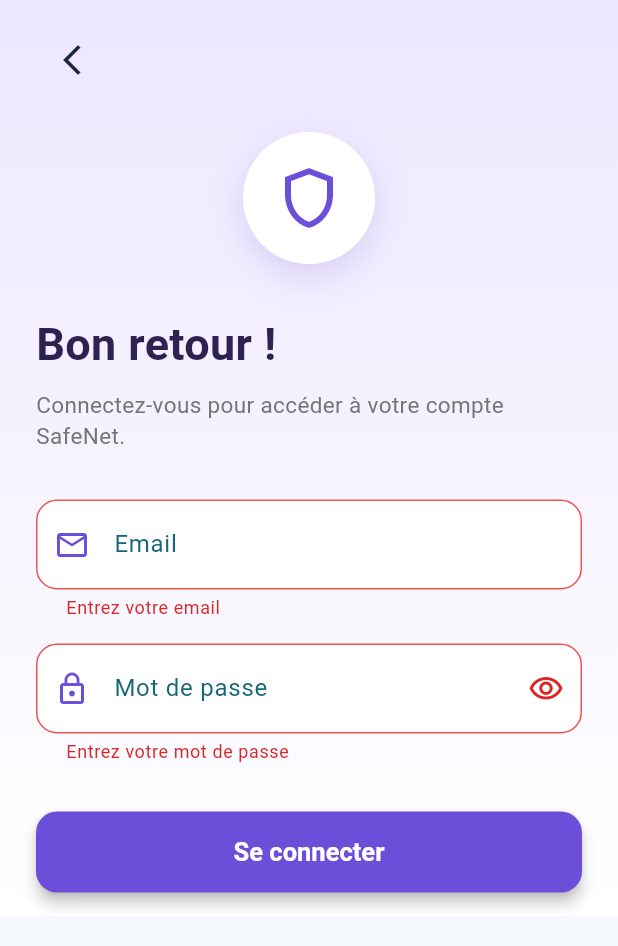
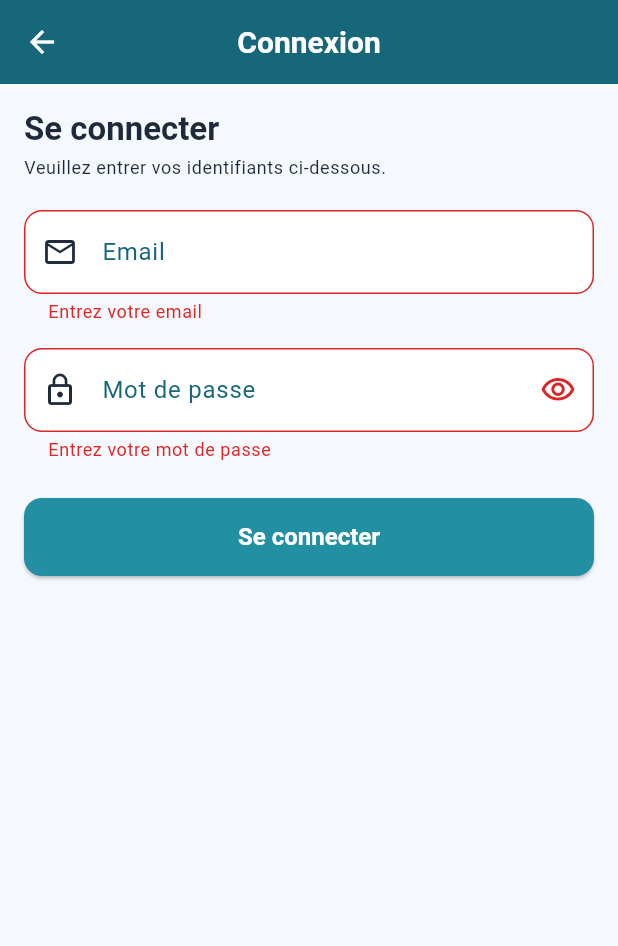
Before and after one commit to studytakwa/SafeNet, a Flutter app: the ConnexionPage screen opened directly, after a tap on "Se connecter", on a phone screen of 412 x 824 dp. Shown: the top 946 px of the screen. Run offline on Flutter 3.47's test engine with Material 3 defaults, Android fonts, the phone set to English and light mode, and no system bars; our stand-ins replace camera, cloud_firestore, cloud_functions, firebase_auth, firebase_core; missing offline and left inert: google_mlkit_face_detection; accounts and stored records are empty.

Commit message:
Page de connexion alignée sur le thème

```diff
--- a/lib/authentification/connexion.dart
+++ b/lib/authentification/connexion.dart
@@ -9,8 +9,6 @@ class ConnexionPage extends StatefulWidget {
 }
 
 class _EtatConnexion extends State<ConnexionPage> {
-  static const Color _couleurPrincipale = Color(0xFF6C4FD8);
-
   final _cleFormulaire = GlobalKey<FormState>();
   final _ctrlEmail = TextEditingController();
   final _ctrlMotDePasse = TextEditingController();
@@ -59,114 +57,44 @@ class _EtatConnexion extends State<ConnexionPage> {
       }
       if (!mounted) return;
       ScaffoldMessenger.of(context).showSnackBar(
-        SnackBar(
-          content: Text(message),
-          backgroundColor: Colors.red.shade400,
-          behavior: SnackBarBehavior.floating,
-        ),
+        SnackBar(content: Text(message)),
       );
     } finally {
       if (mounted) setState(() => _chargement = false);
     }
   }
 
-  InputDecoration _decoration(String label, IconData icone, {Widget? suffixe}) {
-    return InputDecoration(
-      labelText: label,
-      prefixIcon: Icon(icone, color: _couleurPrincipale),
-      suffixIcon: suffixe,
-      filled: true,
-      fillColor: Colors.white,
-      contentPadding: const EdgeInsets.symmetric(vertical: 18, horizontal: 16),
-      border: OutlineInputBorder(
-        borderRadius: BorderRadius.circular(14),
-        borderSide: BorderSide.none,
-      ),
-      enabledBorder: OutlineInputBorder(
-        borderRadius: BorderRadius.circular(14),
-        borderSide: BorderSide(color: Colors.grey.shade300),
-      ),
-      focusedBorder: OutlineInputBorder(
-        borderRadius: BorderRadius.circular(14),
-        borderSide: const BorderSide(color: _couleurPrincipale, width: 2),
-      ),
-      errorBorder: OutlineInputBorder(
-        borderRadius: BorderRadius.circular(14),
-        borderSide: BorderSide(color: Colors.red.shade400),
-      ),
-      focusedErrorBorder: OutlineInputBorder(
-        borderRadius: BorderRadius.circular(14),
-        borderSide: BorderSide(color: Colors.red.shade400, width: 2),
-      ),
-    );
-  }
-
   @override
   Widget build(BuildContext context) {
     return Scaffold(
-      body: Container(
-        width: double.infinity,
-        decoration: const BoxDecoration(
-          gradient: LinearGradient(
-            begin: Alignment.topCenter,
-            end: Alignment.bottomCenter,
-            colors: [Color(0xFFEDE7FF), Colors.white],
-          ),
-        ),
-        child: SafeArea(
-          child: SingleChildScrollView(
-            padding: const EdgeInsets.symmetric(horizontal: 24, vertical: 16),
+      appBar: AppBar(title: const Text('Connexion')),
+      body: SingleChildScrollView(
+        padding: const EdgeInsets.all(16),
         child: Form(
           key: _cleFormulaire,
           child: Column(
             crossAxisAlignment: CrossAxisAlignment.start,
             children: [
-                  IconButton(
-                    onPressed: () => Navigator.pop(context),
-                    icon: const Icon(Icons.arrow_back_ios_new),
-                  ),
-                  const SizedBox(height: 24),
-                  Center(
-                    child: Container(
-                      padding: const EdgeInsets.all(20),
-                      decoration: BoxDecoration(
-                        color: Colors.white,
-                        shape: BoxShape.circle,
-                        boxShadow: [
-                          BoxShadow(
-                            color: _couleurPrincipale.withOpacity(0.2),
-                            blurRadius: 20,
-                            offset: const Offset(0, 8),
-                          ),
-                        ],
-                      ),
-                      child: const Icon(
-                        Icons.shield_outlined,
-                        size: 48,
-                        color: _couleurPrincipale,
+              Text(
+                'Se connecter',
+                style: Theme.of(context).textTheme.titleLarge?.copyWith(
+                  fontWeight: FontWeight.bold,
                 ),
               ),
+              const SizedBox(height: 4),
+              Text(
+                'Veuillez entrer vos identifiants ci-dessous.',
+                style: Theme.of(context).textTheme.bodySmall,
               ),
-                  const SizedBox(height: 32),
-                  const Text(
-                    'Bon retour !',
-                    style: TextStyle(
-                      fontSize: 30,
-                      fontWeight: FontWeight.bold,
-                      color: Color(0xFF2D2250),
-                    ),
-                  ),
-                  const SizedBox(height: 8),
-                  Text(
-                    'Connectez-vous pour accéder à votre compte SafeNet.',
-                    style: TextStyle(fontSize: 15, color: Colors.grey.shade600),
-                  ),
-                  const SizedBox(height: 32),
+              const SizedBox(height: 20),
               TextFormField(
                 controller: _ctrlEmail,
                 keyboardType: TextInputType.emailAddress,
                 textInputAction: TextInputAction.next,
-                    decoration: _decoration('Email', Icons.email_outlined),
+                decoration: const InputDecoration(
+                  labelText: 'Email',
+                  prefixIcon: Icon(Icons.email_outlined),
+                ),
                 validator: (v) {
                   if (v == null || v.trim().isEmpty) {
                     return 'Entrez votre email';
@@ -184,10 +112,10 @@ class _EtatConnexion extends State<ConnexionPage> {
                 obscureText: _masquerMotDePasse,
                 textInputAction: TextInputAction.done,
                 onFieldSubmitted: (_) => _seConnecter(),
-                    decoration: _decoration(
-                      'Mot de passe',
-                      Icons.lock_outline,
-                      suffixe: IconButton(
+                decoration: InputDecoration(
+                  labelText: 'Mot de passe',
+                  prefixIcon: const Icon(Icons.lock_outline),
+                  suffixIcon: IconButton(
                     icon: Icon(_masquerMotDePasse
                         ? Icons.visibility_outlined
                         : Icons.visibility_off_outlined),
@@ -199,20 +127,12 @@ class _EtatConnexion extends State<ConnexionPage> {
                     ? 'Entrez votre mot de passe'
                     : null,
               ),
-                  const SizedBox(height: 32),
+              const SizedBox(height: 24),
               SizedBox(
                 width: double.infinity,
-                    height: 54,
+                height: 52,
                 child: ElevatedButton(
                   onPressed: _chargement ? null : _seConnecter,
-                      style: ElevatedButton.styleFrom(
-                        backgroundColor: _couleurPrincipale,
-                        foregroundColor: Colors.white,
-                        elevation: 4,
-                        shape: RoundedRectangleBorder(
-                          borderRadius: BorderRadius.circular(14),
-                        ),
-                      ),
                   child: _chargement
                       ? const SizedBox(
                     height: 22,
@@ -222,21 +142,13 @@ class _EtatConnexion extends State<ConnexionPage> {
                       color: Colors.white,
                     ),
                   )
-                          : const Text(
-                        'Se connecter',
-                        style: TextStyle(
-                          fontSize: 17,
-                          fontWeight: FontWeight.w600,
-                        ),
-                      ),
+                      : const Text('Se connecter'),
                 ),
               ),
             ],
           ),
         ),
       ),
-        ),
-      ),
     );
   }
 }
```
Lines whose indentation alone changed are shown as unchanged.
